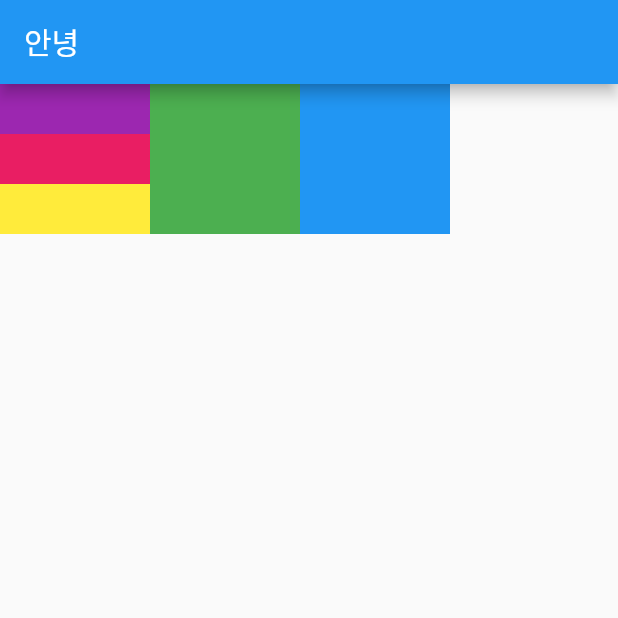
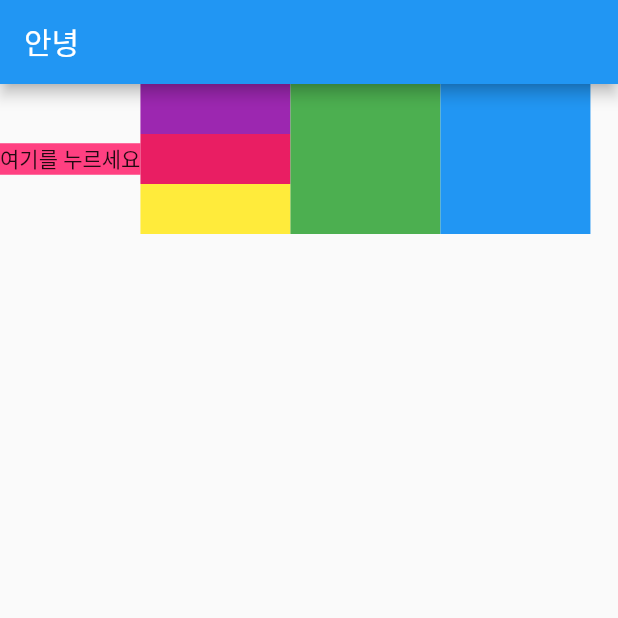
Before and after one commit to bearscome/flutter, a Flutter app: the screen it shows after launch, on a phone screen of 412 x 824 dp, the top half of it. Run offline on Flutter 3.47's test engine with Material 2 defaults, Android fonts, the phone set to English and light mode, and no system bars.

Commit message:
라우터 이동

```diff
--- a/flutter_application_1/lib/main.dart
+++ b/flutter_application_1/lib/main.dart
@@ -1,4 +1,5 @@
 import 'package:flutter/material.dart';
+import 'package:flutter_application_1/testPages/secondman.dart';
 
 void main() {
   runApp(const MyApp());
@@ -9,14 +10,14 @@ class MyApp extends StatelessWidget {
 
   @override
   Widget build(BuildContext context) {
-    return MaterialApp(
+    return const MaterialApp(
       home: HeaderWidget(),
     );
   }
 }
 
 class HeaderWidget extends StatelessWidget {
-  HeaderWidget({super.key});
+  const HeaderWidget({super.key});
 
   @override
   Widget build(BuildContext context) {
@@ -26,6 +27,17 @@ class HeaderWidget extends StatelessWidget {
       ),
       body: Row(
         children: [
+          GestureDetector(
+            onTap: () {
+              // 페이지 이동
+              Navigator.push(context,
+                  MaterialPageRoute(builder: (context) => const SecondMan()));
+            },
+            child: Container(
+              color: Colors.pinkAccent,
+              child: const Text("여기를 누르세요"),
+            ),
+          ),
           SizedBox(
             width: 100,
             height: 100,
```
Also changed, not shown: flutter_application_1/lib/testPages/secondman.dart (added, +17 -0 lines).
